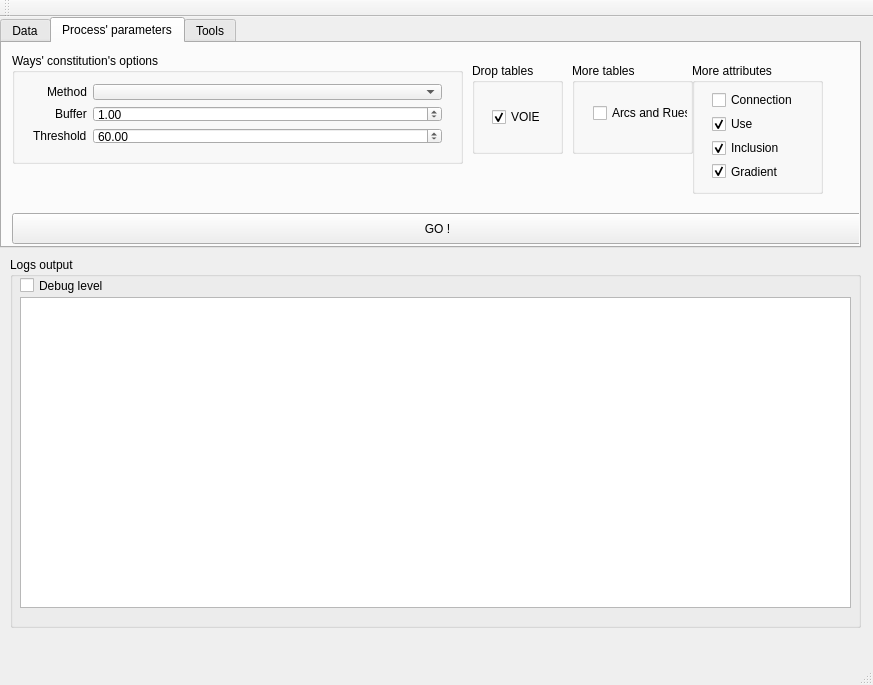
Old version of the form src/mainwindow.ui in the repository clag/morpheo.
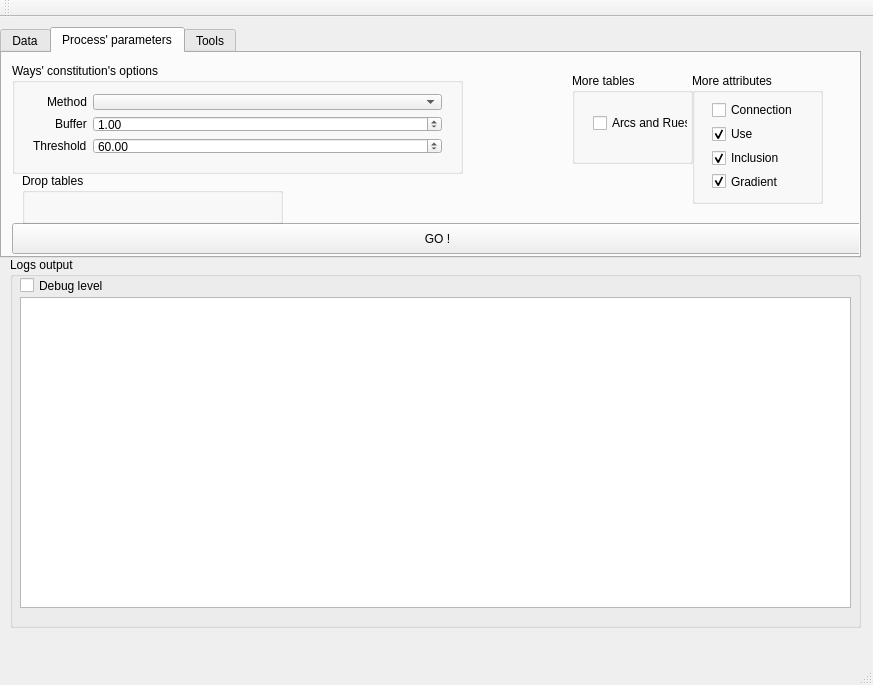
New version of the form. The open tabs and pages were chosen to show the change.

Commit message: Ajout de la CheckBox pour la Suppression initiale de toutes les tables en bases

Diff of the .ui file:
```diff
--- a/src/mainwindow.ui
+++ b/src/mainwindow.ui
@@ -18,7 +18,7 @@
     <property name="geometry">
      <rect>
       <x>0</x>
-      <y>0</y>
+      <y>10</y>
       <width>861</width>
       <height>231</height>
      </rect>
@@ -311,10 +311,10 @@
      <widget class="QGroupBox" name="dropTablegroupBox">
       <property name="geometry">
        <rect>
-        <x>470</x>
-        <y>20</y>
-        <width>91</width>
-        <height>91</height>
+        <x>20</x>
+        <y>120</y>
+        <width>261</width>
+        <height>51</height>
        </rect>
       </property>
       <property name="title">
@@ -325,15 +325,15 @@
         <rect>
          <x>9</x>
          <y>20</y>
-         <width>71</width>
-         <height>68</height>
+         <width>220</width>
+         <height>22</height>
         </rect>
        </property>
        <layout class="QVBoxLayout" name="dropTableverticalLayout">
         <item>
          <widget class="QCheckBox" name="dropVOIESCheckBox">
           <property name="text">
-           <string>VOIES</string>
+           <string>SXYZ, SIF, ANGLES, INFO, VOIES</string>
           </property>
           <property name="checked">
            <bool>true</bool>
```
Left out of the diff: 12 changed lines with no effect on the pictures. The commit also changes 1 other file.
